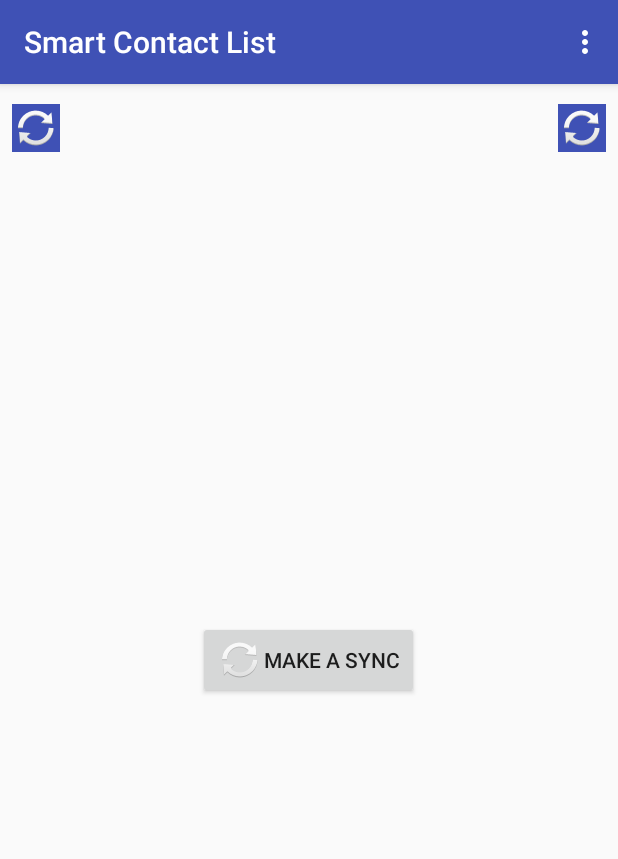
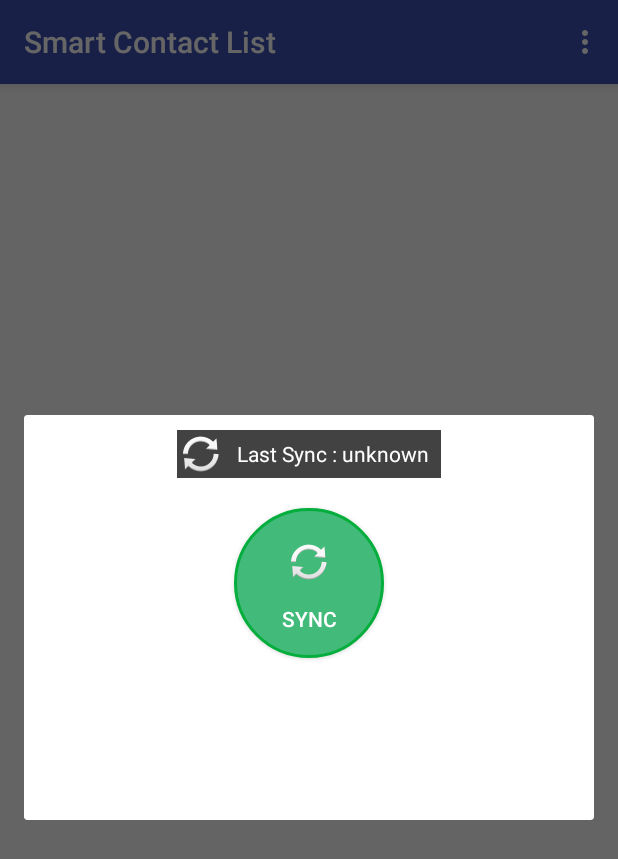
Before and after one commit to gatienchapon/SmartContactList, an Android app: the screen it shows after launch (PrintContactListActivity), after a tap on "MAKE A SYNC", on a phone screen of 412 x 824 dp. Shown: the top 859 px of the screen. Run offline under Robolectric (Android 15) with nearby library versions, the phone set to English and light mode, and no system bars; 4 statements that could not run were skipped.

Commit message:
Modification pour la Sync lorsque l'application est vide

```diff
--- a/SmartContactListApp/app/src/main/java/fr/unice/polytech/smartcontactlistapp/contactList/PrintContactListActivity.java
+++ b/SmartContactListApp/app/src/main/java/fr/unice/polytech/smartcontactlistapp/contactList/PrintContactListActivity.java
@@ -52,7 +52,10 @@ public class PrintContactListActivity  extends AppCompatActivity {
 
     private StaggeredGridLayoutManager gaggeredGridLayoutManager;
     private TextView currentSlotTime;
+    private TextView reload1;
+    private TextView reload2;
     private RecyclerView recyclerView;
+    private Button makeSync;
     @Override
     protected void onCreate(Bundle savedInstanceState) {
         super.onCreate(savedInstanceState);
@@ -63,8 +66,7 @@ public class PrintContactListActivity  extends AppCompatActivity {
     }
 
     private void reloadButton() {
-        TextView reload1 = (TextView) findViewById(R.id.reload1);
-        TextView reload2 = (TextView) findViewById(R.id.reload2);
+
         reload1.setOnClickListener(new View.OnClickListener() {
             @Override
             public void onClick(View view) {
@@ -85,14 +87,22 @@ public class PrintContactListActivity  extends AppCompatActivity {
         d.show();
     }
 
-    private void initialisation() {
+    private void openSyncPopupForTheFirstTime(){
+        Dialog d = new SynchronisationActivity(this, recyclerView, currentSlotTime, reload1, reload2, makeSync);
+        d.setTitle("Make a Sync");
+        d.show();
+    }
+
+    public void initialisation() {
         currentSlotTime = (TextView) findViewById(R.id.currentSlotTime);
+        reload1 = (TextView) findViewById(R.id.reload1);
+        reload2 = (TextView) findViewById(R.id.reload2);
         Date date = new Date();
         Vector v = new Vector(date,"");
         fillSlotTime(v.getTimeSlot());
         recyclerView = (RecyclerView)findViewById(R.id.recycler_view);
         recyclerView.setHasFixedSize(true);
-        Button makeSync =(Button)findViewById(R.id.make_Sync);
+        makeSync =(Button)findViewById(R.id.make_Sync);
 
         gaggeredGridLayoutManager = new StaggeredGridLayoutManager(2, 1);
         recyclerView.setLayoutManager(gaggeredGridLayoutManager);
@@ -105,13 +115,15 @@ public class PrintContactListActivity  extends AppCompatActivity {
         {
             currentSlotTime.setVisibility(View.INVISIBLE);
             recyclerView.setVisibility(View.INVISIBLE);
+            reload1.setVisibility(View.INVISIBLE);
+            reload2.setVisibility(View.INVISIBLE);
             makeSync.setOnClickListener(new View.OnClickListener() {
                 @Override
                 public void onClick(View view) {
-                    Intent intente = new Intent(PrintContactListActivity.this, SynchronisationActivity.class);
-                    startActivity(intente);
+                    openSyncPopupForTheFirstTime();
                 }
             });
+
 
         }
         currentSlotTime.setOnClickListener(new View.OnClickListener() {
@@ -184,6 +196,7 @@ public class PrintContactListActivity  extends AppCompatActivity {
         recyclerView.swapAdapter(rcAdapter,false);
     }
 
+
     @Override
     protected void onResume() {
         super.onResume();
--- a/SmartContactListApp/app/src/main/java/fr/unice/polytech/smartcontactlistapp/synchronisation/SynchronisationActivity.java
+++ b/SmartContactListApp/app/src/main/java/fr/unice/polytech/smartcontactlistapp/synchronisation/SynchronisationActivity.java
@@ -54,9 +54,23 @@ public class SynchronisationActivity extends Dialog {
     public static String ipAdress="192.168.1.145";
     private RecyclerView recyclerView;
 
+    TextView currentSlotTime;
+    TextView reload1;
+    TextView reload2;
+    Button makeSync;
+
     public SynchronisationActivity(Context context, RecyclerView recyclerView) {
         super(context);
         this.recyclerView = recyclerView;
+
+    }
+
+    public SynchronisationActivity(Context context, RecyclerView recyclerView, TextView currentSlotTime, TextView reload1, TextView reload2, Button makeSync) {
+        this(context,recyclerView);
+        this.reload1 = reload1;
+        this.reload2 = reload2;
+        this.makeSync = makeSync;
+        this.currentSlotTime = currentSlotTime;
 
     }
 
@@ -101,7 +115,7 @@ public class SynchronisationActivity extends Dialog {
 
     private void synchronisation() {
         SynchronisationTask s;
-        s = new SynchronisationTask(getContext(), barSend, successOrNot,lastUpdate, loading, recyclerView);
+        s = new SynchronisationTask(getContext(), barSend, successOrNot,lastUpdate, loading, recyclerView, reload1, reload2, makeSync, currentSlotTime);
         s.execute((Void)null);
     }
 
```
Also changed, not shown: SmartContactListApp/app/src/main/java/fr/unice/polytech/smartcontactlistapp/synchronisation/SynchronisationTask.java (+19 -1 lines).
